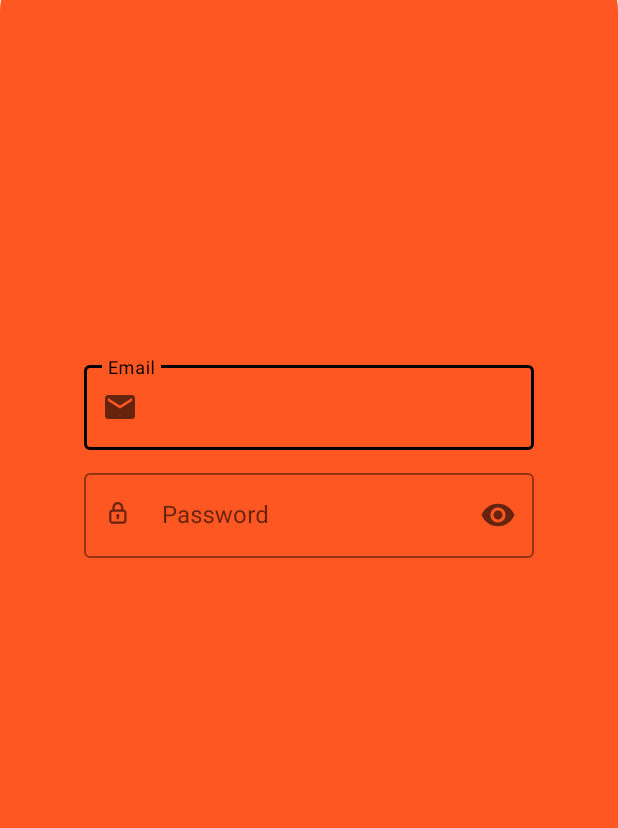
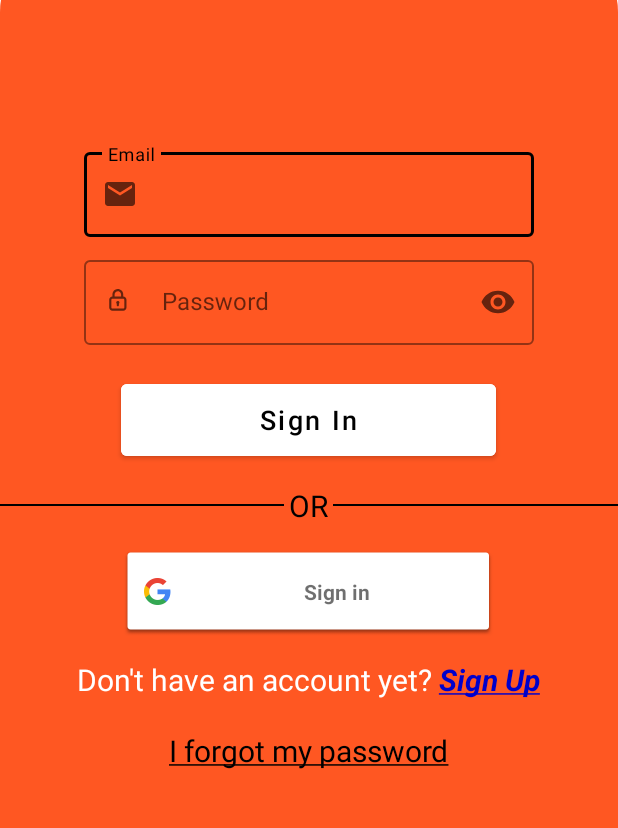
Before and after one commit to ankit-joshi-3011/quizgame, an Android app: the screen it shows after launch (LoginActivity), on a phone screen of 412 x 824 dp, the part 288-1116 px from its top. Run offline under Robolectric (Android 15) with nearby library versions, the phone set to English and light mode, and no system bars; 4 statements that could not run were skipped.

Commit message:
Completed the design of the LoginActivity

```diff
--- a/app/src/main/res/layout/activity_login.xml
+++ b/app/src/main/res/layout/activity_login.xml
@@ -67,5 +67,66 @@
                 android:textColorHint="@color/black"
                 android:textCursorDrawable="@null" />
         </com.google.android.material.textfield.TextInputLayout>
+
+        <Button
+            android:id="@+id/button"
+            android:layout_width="250dp"
+            android:layout_height="60dp"
+            android:layout_marginTop="20dp"
+            android:backgroundTint="@color/white"
+            android:text="@string/login_sign_in_button_text"
+            android:textAllCaps="false"
+            android:textColor="@color/black"
+            android:textSize="18sp" />
+
+        <LinearLayout
+            android:layout_width="match_parent"
+            android:layout_height="wrap_content"
+            android:layout_marginTop="10dp"
+            android:gravity="center"
+            android:orientation="horizontal">
+
+            <View
+                android:layout_width="0dp"
+                android:layout_height="1dp"
+                android:layout_weight="1"
+                android:background="@color/black" />
+
+            <TextView
+                android:layout_width="wrap_content"
+                android:layout_height="wrap_content"
+                android:layout_margin="3dp"
+                android:text="@string/login_or_text_view_text"
+                android:textColor="@color/black"
+                android:textSize="20sp" />
+
+            <View
+                android:layout_width="0dp"
+                android:layout_height="1dp"
+                android:layout_weight="1"
+                android:background="@color/black" />
+        </LinearLayout>
+
+        <com.google.android.gms.common.SignInButton
+            android:layout_width="250dp"
+            android:layout_height="60dp"
+            android:layout_marginTop="10dp" />
+
+        <TextView
+            android:id="@+id/textView"
+            android:layout_width="wrap_content"
+            android:layout_height="wrap_content"
+            android:layout_marginTop="15dp"
+            android:text="@string/login_sign_up_text_view_text"
+            android:textColor="@color/white"
+            android:textSize="20sp" />
+
+        <TextView
+            android:layout_width="wrap_content"
+            android:layout_height="wrap_content"
+            android:layout_marginTop="20dp"
+            android:text="@string/login_forgot_password_text_view_text"
+            android:textColor="@color/black"
+            android:textSize="20sp" />
     </LinearLayout>
 </androidx.constraintlayout.widget.ConstraintLayout>
--- a/app/src/main/res/values/strings.xml
+++ b/app/src/main/res/values/strings.xml
@@ -4,4 +4,8 @@
     <string name="login_image_view_content_description">Quiz Game Login</string>
     <string name="text_input_edit_text_email_hint">Email</string>
     <string name="text_input_edit_text_password_hint">Password</string>
+    <string name="login_sign_in_button_text">Sign In</string>
+    <string name="login_or_text_view_text">OR</string>
+    <string name="login_sign_up_text_view_text">Don\'t have an account yet? <font color="#FF0000CC"><b><u><i>Sign Up</i></u></b></font></string>
+    <string name="login_forgot_password_text_view_text"><u>I forgot my password</u></string>
 </resources>
```
